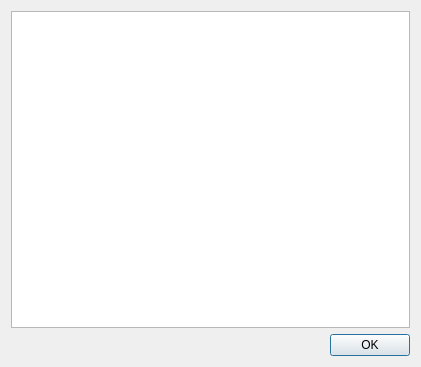
First picture: the form in src/components/designer/DetailsDialog.ui, repository marcodiri/image-exif-viewer, before the edit.
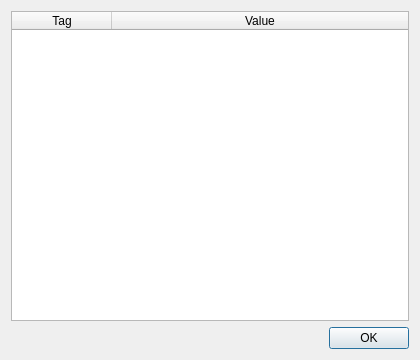
Second picture: the form after the edit.

Commit message: Changed DetailsDialog widget

What changed in the file:
```diff
--- a/src/components/designer/DetailsDialog.ui
+++ b/src/components/designer/DetailsDialog.ui
@@ -6,8 +6,8 @@
    <rect>
     <x>0</x>
     <y>0</y>
-    <width>421</width>
-    <height>367</height>
+    <width>420</width>
+    <height>360</height>
    </rect>
   </property>
   <property name="sizePolicy">
@@ -20,16 +20,6 @@
    <string>Details</string>
   </property>
   <layout class="QGridLayout" name="gridLayout">
-   <item row="0" column="0">
-    <widget class="QListWidget" name="listWidget">
-     <property name="sizePolicy">
-      <sizepolicy hsizetype="Expanding" vsizetype="Expanding">
-       <horstretch>0</horstretch>
-       <verstretch>1</verstretch>
-      </sizepolicy>
-     </property>
-    </widget>
-   </item>
    <item row="1" column="0">
     <widget class="QDialogButtonBox" name="buttonBox">
      <property name="sizePolicy">
@@ -46,6 +36,50 @@
      </property>
     </widget>
    </item>
+   <item row="0" column="0">
+    <widget class="QTableWidget" name="tableWidget">
+     <property name="sizePolicy">
+      <sizepolicy hsizetype="Expanding" vsizetype="Expanding">
+       <horstretch>0</horstretch>
+       <verstretch>1</verstretch>
+      </sizepolicy>
+     </property>
+     <property name="showGrid">
+      <bool>false</bool>
+     </property>
+     <property name="rowCount">
+      <number>0</number>
+     </property>
+     <property name="columnCount">
+      <number>2</number>
+     </property>
+     <attribute name="horizontalHeaderVisible">
+      <bool>true</bool>
+     </attribute>
+     <attribute name="horizontalHeaderCascadingSectionResizes">
+      <bool>false</bool>
+     </attribute>
+     <attribute name="horizontalHeaderShowSortIndicator" stdset="0">
+      <bool>false</bool>
+     </attribute>
+     <attribute name="horizontalHeaderStretchLastSection">
+      <bool>true</bool>
+     </attribute>
+     <attribute name="verticalHeaderVisible">
+      <bool>false</bool>
+     </attribute>
+     <column>
+      <property name="text">
+       <string>Tag</string>
+      </property>
+     </column>
+     <column>
+      <property name="text">
+       <string>Value</string>
+      </property>
+     </column>
+    </widget>
+   </item>
   </layout>
  </widget>
  <resources/>
```
The commit also changes 2 other files.
